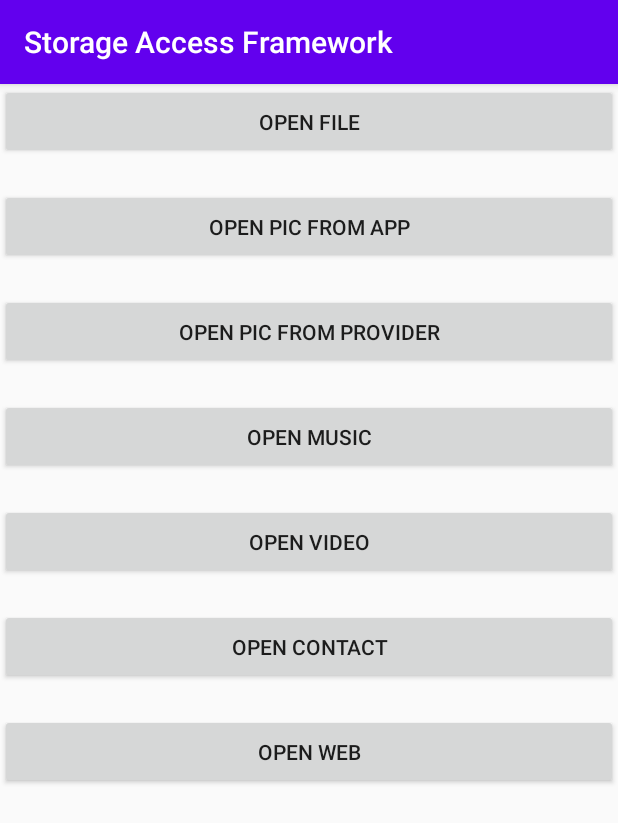
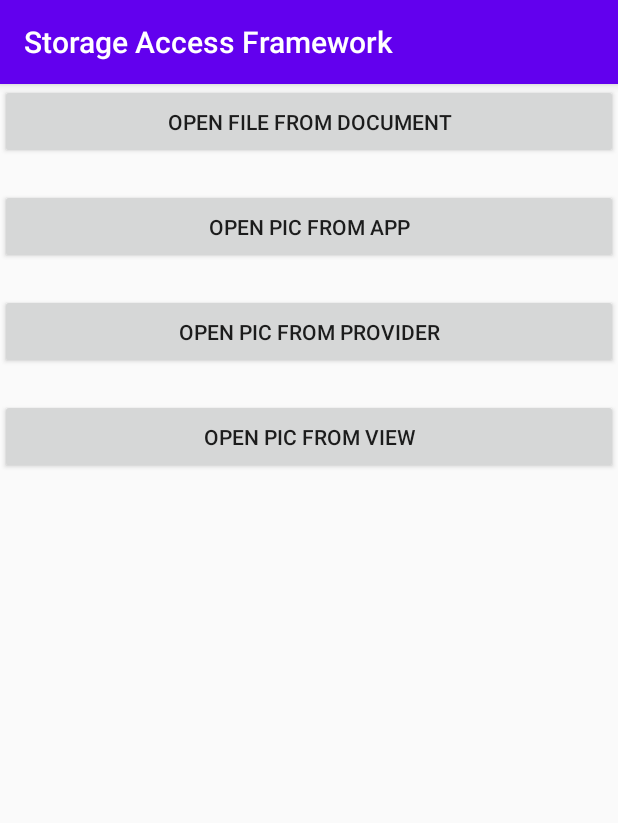
Before and after one commit to SnailLxy/exercise, an Android app: the StorageAccessFrameworkActivity screen opened directly, with no data from a screen before it, on a phone screen of 412 x 824 dp. Shown: the top 823 px of the screen. Run offline under Robolectric (Android 15) with nearby library versions, the phone set to English and light mode, and no system bars; our stand-ins replace data binding.

Commit message:
[测试]-StorageAccessFramework系统测试 主题： 对比不获取读写权限情况下，获取图片的四种情况，从中查看四种Intent的区别 功能： 测试： 通过获取图片，和将图片uri保存到SharedPreferences中，进行区别 结论：

```diff
--- a/app/src/main/res/layout/activity_storage_access_framework.xml
+++ b/app/src/main/res/layout/activity_storage_access_framework.xml
@@ -7,10 +7,10 @@
       android:layout_height="match_parent">
 
     <Button
-        android:id="@+id/btn_open_file"
+        android:id="@+id/btn_open_pic_from_document"
         android:layout_width="match_parent"
         android:layout_height="50dp"
-        android:text="open file"
+        android:text="open file from document"
         app:layout_constraintTop_toTopOf="parent" />
 
     <Button
@@ -19,7 +19,7 @@
         android:layout_height="50dp"
         android:layout_marginTop="20dp"
         android:text="open pic from app"
-        app:layout_constraintTop_toBottomOf="@id/btn_open_file" />
+        app:layout_constraintTop_toBottomOf="@id/btn_open_pic_from_document" />
 
     <Button
         android:id="@+id/btn_open_pic_from_provider"
@@ -30,35 +30,20 @@
         app:layout_constraintTop_toBottomOf="@id/btn_open_pic_from_app" />
 
     <Button
-        android:id="@+id/btn_open_music"
+        android:id="@+id/btn_open_pic_from_view"
         android:layout_width="match_parent"
         android:layout_height="50dp"
         android:layout_marginTop="20dp"
-        android:text="open music"
+        android:text="open pic from view"
         app:layout_constraintTop_toBottomOf="@id/btn_open_pic_from_provider" />
 
-    <Button
-        android:id="@+id/btn_open_video"
+    <ImageView
+        android:id="@+id/iv_show_pic"
         android:layout_width="match_parent"
-        android:layout_height="50dp"
-        android:layout_marginTop="20dp"
-        android:text="open video"
-        app:layout_constraintTop_toBottomOf="@id/btn_open_music" />
-
-    <Button
-        android:id="@+id/btn_open_contact"
-        android:layout_width="match_parent"
-        android:layout_height="50dp"
-        android:layout_marginTop="20dp"
-        android:text="open contact"
-        app:layout_constraintTop_toBottomOf="@id/btn_open_video" />
-
-    <Button
-        android:id="@+id/btn_open_web"
-        android:layout_width="match_parent"
-        android:layout_height="50dp"
-        android:layout_marginTop="20dp"
-        android:text="open web"
-        app:layout_constraintTop_toBottomOf="@id/btn_open_contact" />
+        android:layout_height="0dp"
+        app:layout_constraintBottom_toBottomOf="parent"
+        app:layout_constraintEnd_toEndOf="parent"
+        app:layout_constraintHeight_percent="0.4"
+        app:layout_constraintStart_toStartOf="parent" />
   </androidx.constraintlayout.widget.ConstraintLayout>
 </layout>
```
Also changed, not shown: app/src/main/java/com/lixueyang/exercise/activity/StorageAccessFrameworkActivity.java (+62 -121 lines), 1 other file.
